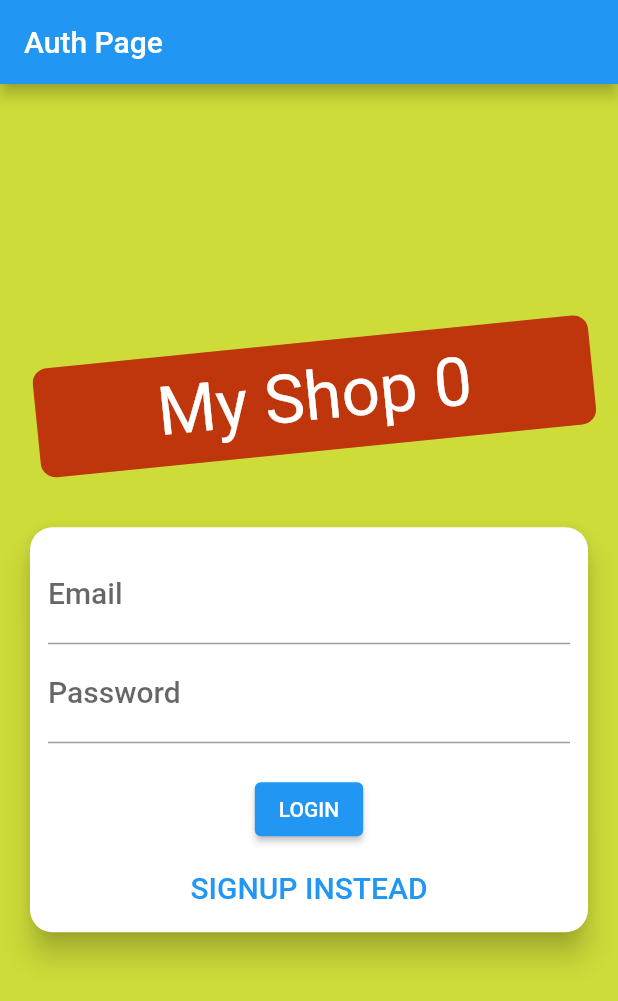
After one commit to DuyLeHong/fluttertest2, a Flutter app: the AuthScreenPage screen opened directly, on a phone screen of 412 x 824 dp. The commit adds this screen. Shown: the top 1001 px of the screen. Run offline on Flutter 3.47's test engine with Material 2 defaults, Android fonts, the phone set to English and light mode, and no system bars; our stand-ins replace sqflite; accounts and stored records are empty; Roboto replaces fonts that are missing (Georgia).

Commit message:
Lesson 4: Auth Screen - chua bt

```diff
--- /dev/null
+++ b/lib/view/Lesson4_AuthScreen.dart
@@ -0,0 +1,159 @@
+import 'package:flutter/material.dart';
+
+enum AuthMode { signup, login }
+
+void main() => runApp(const MyApp());
+
+class MyApp extends StatelessWidget {
+  const MyApp({Key? key}) : super(key: key);
+
+  static const String _title = 'Flutter Code Sample';
+
+  @override
+  Widget build(BuildContext context) {
+    return const MaterialApp(
+      title: _title,
+      home: AuthScreenPage(),
+    );
+  }
+}
+
+class AuthScreenPage extends StatefulWidget {
+  const AuthScreenPage({Key? key}) : super(key: key);
+  //final int? counter;
+
+  @override
+  State<AuthScreenPage> createState() => _AuthScreenPageState();
+}
+
+class _AuthScreenPageState extends State<AuthScreenPage> {
+
+  AuthMode _authMode = AuthMode.login;
+  void _switchAuthMode() {
+    if (_authMode == AuthMode.login) {
+      setState(() {
+        _authMode = AuthMode.signup;
+      });
+      // _controller.forward();
+    } else {
+      setState(() {
+        _authMode = AuthMode.login;
+      });
+      // _controller.reverse();
+    }
+  }
+
+  @override
+  Widget build(BuildContext context) {
+    return Scaffold(
+      appBar: AppBar(
+        title: const Text('Auth Page'),
+      ),
+      body: Stack(
+        children: [
+          Container(
+            color: Colors.lime,
+            // decoration: const BoxDecoration(
+            //   gradient: LinearGradient(
+            //     begin: Alignment.topCenter,
+            //     end: Alignment.bottomCenter,
+            //     colors: [Color(0xff46e7d8), Color(0xff11e22c)],
+            //   ),
+            // ),
+          ),
+          Center(
+            child: SingleChildScrollView(
+              child: Column(
+                crossAxisAlignment: CrossAxisAlignment.stretch,
+                children: [
+                  Container(
+                    margin: const EdgeInsets.symmetric(
+                        horizontal: 20, vertical: 10),
+                    padding: const EdgeInsets.symmetric(
+                        horizontal: 50, vertical: 10),
+                    transform: Matrix4.rotationZ(-0.1),
+                    decoration: BoxDecoration(
+                      color: Colors.deepOrange.shade900,
+                      borderRadius: BorderRadius.circular(10),
+                    ),
+                    child: Text(
+                      'My Shop 0',
+                      textAlign: TextAlign.center,
+                      style: Theme.of(context)
+                          .textTheme
+                          .headline3
+                          ?.copyWith(color: Colors.white),
+                    ),
+                  ),
+                  Card(
+                    shape: RoundedRectangleBorder(
+                      borderRadius: BorderRadius.circular(15.0),
+                    ),
+                    elevation: 8.0,
+                    margin: const EdgeInsets.all(20),
+                    child: Padding(
+                      padding: const EdgeInsets.all(12.0),
+                      child: Form(
+                        child: Column(
+                          children: [
+                            TextFormField(
+                              decoration: const InputDecoration(
+                                labelText: 'Email',
+                              ),
+                              style: Theme.of(context).textTheme.headline6,
+                            ),
+                            TextFormField(
+                              decoration: const InputDecoration(
+                                labelText: 'Password',
+                              ),
+                              obscureText: true,
+                              style: Theme.of(context).textTheme.headline6,
+                            ),
+                            if (_authMode == AuthMode.signup)
+                              TextFormField(
+                                decoration: const InputDecoration(
+                                  labelText: 'Confirm Password',
+                                ),
+                                obscureText: true,
+                                style: Theme.of(context).textTheme.headline6,
+                              ),
+                            const SizedBox(
+                              height: 20,
+                            ),
+                            ElevatedButton(
+                              onPressed: () {
+                                Navigator.pop(context, _authMode);
+                              },
+                              child: Text(_authMode == AuthMode.login
+                                  ? 'LOGIN'
+                                  : 'SIGN UP'),
+                            ),
+                            const SizedBox(
+                              height: 10,
+                            ),
+                            TextButton(
+                              onPressed: _switchAuthMode,
+                              child: Text(
+                                  '${_authMode == AuthMode.login ? 'SIGNUP' : 'LOGIN'} INSTEAD'),
+                              style: TextButton.styleFrom(
+                                padding: const EdgeInsets.symmetric(
+                                    horizontal: 10.0, vertical: 4),
+                                textStyle:
+                                Theme.of(context).textTheme.headline6,
+                                tapTargetSize: MaterialTapTargetSize.shrinkWrap,
+                              ),
+                            ),
+                          ],
+                        ),
+                      ),
+                    ),
+                  ),
+                ],
+              ),
+            ),
+          ),
+        ],
+      ),
+    );
+  }
+}
--- a/lib/view/Lesson6.dart
+++ b/lib/view/Lesson6.dart
@@ -92,8 +92,8 @@ class MyStatelessWidget extends StatelessWidget {
                     color: Colors.green,
                   ),
                   Positioned(
-                      bottom: -20,
-                      left: -20,
+                      bottom: 0,
+                      left: 35,
                       child: Container(
                         width: 80,
                         height: 80,
```
